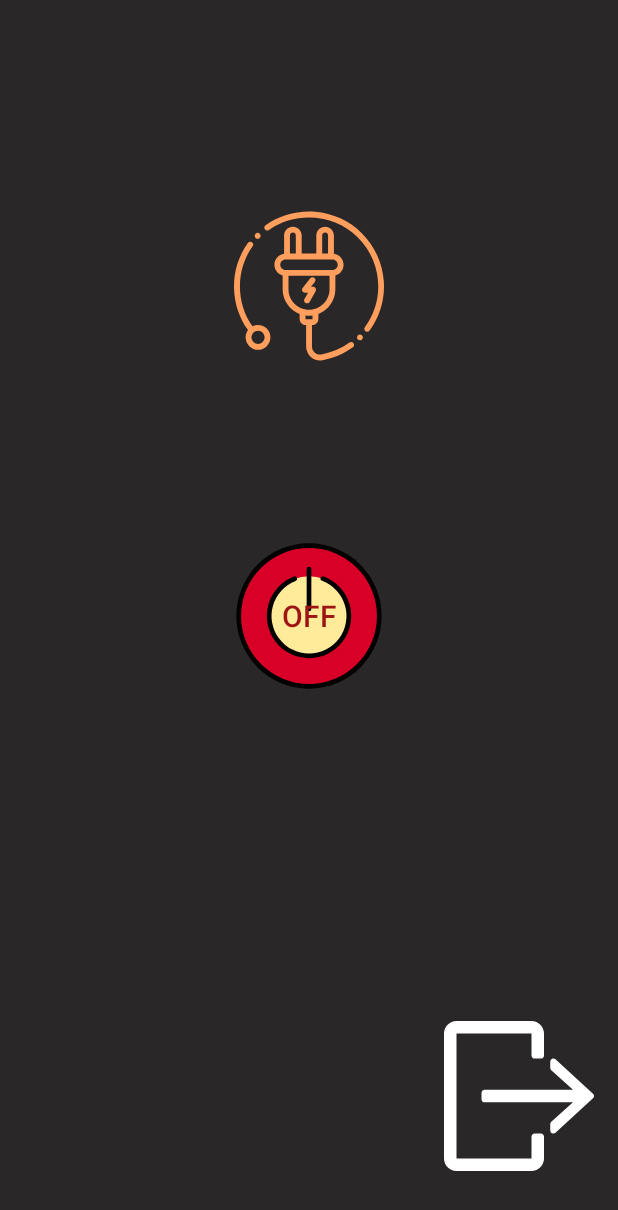
After one commit to hacickn/Smart-Home-Bilkent-G2C, an Android app: the Electricity screen opened directly, with no data from a screen before it, on a phone screen of 412 x 824 dp. The commit adds this screen. Shown: the top 1210 px of the screen. Run offline under Robolectric (Android 15) with nearby library versions, the phone set to English and light mode, and no system bars; 1 statement that could not run was skipped.

Commit message:
electricity add
electricity added

```diff
--- /dev/null
+++ b/androidApp/smarthome_v2/app/src/main/java/com/example/smarthome_v2/Electricity.java
@@ -0,0 +1,75 @@
+package com.example.smarthome_v2;
+
+import androidx.annotation.RequiresApi;
+import androidx.appcompat.app.AppCompatActivity;
+
+import android.content.Intent;
+import android.os.Build;
+import android.os.Bundle;
+import android.view.View;
+import android.widget.ImageButton;
+import android.widget.ImageView;
+import android.widget.ToggleButton;
+
+import java.util.Objects;
+
+public class Electricity extends AppCompatActivity {
+    public ImageButton exit;
+    public ToggleButton elec_controller;
+    private ImageView light_one;
+    private ImageView light_two;
+    private ImageView light_three;
+
+
+
+
+
+    @RequiresApi(api = Build.VERSION_CODES.KITKAT)
+    protected void onCreate(Bundle savedInstanceState) {
+        super.onCreate(savedInstanceState);
+        setContentView(R.layout.electricity_screen);
+
+
+
+        exit=findViewById(R.id.exit_elec);
+        exit.setOnClickListener(new View.OnClickListener() {
+            @Override
+            public void onClick(View v) {
+                Intent main = new Intent(Electricity.this,main_screen.class);
+                startActivity(main);
+            }
+        });
+
+        light_one = findViewById(R.id.light1);
+        elec_controller = (ToggleButton) findViewById(R.id.elec_control);
+        boolean condition = Objects.requireNonNull(getIntent().getExtras()).getBoolean("elecCondition");
+        elec_controller.setChecked(condition);
+
+        light_two = findViewById(R.id.light2);
+        light_three = findViewById(R.id.light3);
+        if(!condition) {
+            light_one.setVisibility(View.INVISIBLE);
+            light_two.setVisibility(View.INVISIBLE);
+            light_three.setVisibility(View.INVISIBLE);
+        }
+
+        elec_controller.setOnClickListener(new View.OnClickListener() {
+            @Override
+            public void onClick(View v) {
+                boolean on = ((ToggleButton) v).isChecked();
+                if (on) {
+                    // ON durumunda yapılacaklar
+                    light_one.setVisibility(View.VISIBLE);
+                    light_two.setVisibility(View.VISIBLE);
+                    light_three.setVisibility(View.VISIBLE);
+                } else {
+                    // OFF durumunda yapılacaklar
+                    light_one.setVisibility(View.INVISIBLE);
+                    light_two.setVisibility(View.INVISIBLE);
+                    light_three.setVisibility(View.INVISIBLE);
+                }
+            }
+        });
+
+    }
+}
--- a/androidApp/smarthome_v2/app/src/main/java/com/example/smarthome_v2/main_screen.java
+++ b/androidApp/smarthome_v2/app/src/main/java/com/example/smarthome_v2/main_screen.java
@@ -14,8 +14,8 @@ import com.example.smarthome_v2.settings.Settings;
 public class main_screen extends AppCompatActivity {
     public ToggleButton gas_control;
     public ToggleButton electricity_control;
-    public boolean gasOnOff;
-    private ImageButton weather, settings;
+    public boolean gasOnOff,elecOnOff;
+    private ImageButton weather, settings,elec;
 
 
     protected void onCreate(Bundle savedInstanceState) {
@@ -65,5 +65,20 @@ public class main_screen extends AppCompatActivity {
             }
         });
 
+        elec = findViewById(R.id.electricity);
+        elec.setOnClickListener(new View.OnClickListener() {
+            @Override
+            public void onClick(View v) {
+                Intent main = new Intent(main_screen.this,Electricity.class);
+                startActivity(main);
+                electricity_control = findViewById(R.id.electricity_control);
+                elecOnOff = electricity_control.isChecked();
+                Intent i = new Intent(getApplicationContext(), Electricity.class);
+
+                i.putExtra("elecCondition",elecOnOff);
+                startActivity(i);
+            }
+        });
+
     }
 }
--- /dev/null
+++ b/androidApp/smarthome_v2/app/src/main/res/drawable/ic_eleclight.xml
@@ -0,0 +1,8 @@
+<vector android:height="100dp" android:viewportHeight="512"
+    android:viewportWidth="512" android:width="100dp" xmlns:android="http://schemas.android.com/apk/res/android">
+    <path android:fillColor="#FF9E5D" android:pathData="m190.36,22.514 l-90.575,256.326c-6.7,18.962 7.366,38.85 27.476,38.85h106.24l-34.26,163.276c-4.253,20.268 21.903,32.258 34.483,15.808l162.487,-212.485c14.663,-19.175 0.991,-46.843 -23.149,-46.843h-85.141l122.512,-195.478c9.396,-14.991 -1.381,-34.463 -19.073,-34.463h-179.776c-9.541,-0.001 -18.045,6.014 -21.224,15.009z"/>
+    <path android:fillColor="#FF9E5D" android:pathData="m232.001,498.766c-13.08,13.4 -36.819,1.59 -32.759,-17.8l34.259,-163.276h10.099c8.97,0 15.669,8.251 13.827,17.029l-30.686,146.247c-1.54,7.34 0.91,13.6 5.26,17.8z"/>
+    <path android:fillColor="#FF9E5D" android:pathData="m273.821,7.506c-9.54,0 -18.05,6.01 -21.23,15.01l-90.578,256.324c-6.7,18.96 7.37,38.849 27.479,38.849h-62.229c-20.109,0 -34.179,-19.89 -27.479,-38.849l90.578,-256.324c3.18,-9 11.68,-15.01 21.219,-15.01h62.24z"/>
+    <path android:fillColor="#FF9E5D" android:pathData="m218.516,512c-3.823,0 -7.72,-0.832 -11.473,-2.553 -11.7,-5.363 -17.785,-17.428 -15.143,-30.023l11.58,-55.17c0.851,-4.054 4.831,-6.65 8.88,-5.799 4.054,0.851 6.65,4.827 5.799,8.88l-11.579,55.169c-1.443,6.881 2.521,11.386 6.713,13.307 4.193,1.922 10.194,1.984 14.469,-3.604l162.488,-212.477c5.113,-6.689 5.938,-15.189 2.208,-22.735 -3.729,-7.545 -10.982,-12.049 -19.401,-12.049h-85.137c-2.728,0 -5.241,-1.481 -6.562,-3.868s-1.242,-5.303 0.207,-7.614l77.209,-123.199c2.2,-3.509 6.827,-4.573 10.338,-2.372 3.51,2.2 4.572,6.828 2.372,10.338l-70.013,111.716h71.588c14.04,0 26.627,7.818 32.847,20.402 6.221,12.586 4.789,27.335 -3.739,38.492l-162.489,212.479c-5.311,6.945 -13.066,10.68 -21.162,10.68z"/>
+    <path android:fillColor="#FF9E5D" android:pathData="m216.989,403.926c-0.511,0 -1.028,-0.052 -1.548,-0.161 -4.054,-0.85 -6.651,-4.826 -5.8,-8.88l14.623,-69.699h-97.002c-12.053,0 -22.958,-5.644 -29.918,-15.486 -6.959,-9.84 -8.648,-22 -4.633,-33.362l90.579,-256.327c4.234,-11.97 15.603,-20.011 28.291,-20.011h179.778c11.077,0 20.892,5.788 26.257,15.483 5.364,9.695 5.053,21.086 -0.832,30.471l-29.619,47.258c-2.199,3.51 -6.827,4.573 -10.338,2.372 -3.51,-2.2 -4.572,-6.828 -2.372,-10.338l29.62,-47.259c2.944,-4.695 3.099,-10.392 0.416,-15.242s-7.592,-7.745 -13.131,-7.745h-179.779c-6.345,0 -12.031,4.023 -14.149,10.011l-90.578,256.324c-2.371,6.71 -1.373,13.891 2.737,19.703 4.111,5.813 10.552,9.147 17.671,9.147h106.239c2.259,0 4.398,1.019 5.822,2.772 1.424,1.754 1.982,4.056 1.518,6.267l-16.52,78.739c-0.742,3.536 -3.859,5.963 -7.332,5.963z"/>
+</vector>
--- /dev/null
+++ b/androidApp/smarthome_v2/app/src/main/res/layout/electricity_screen.xml
@@ -0,0 +1,84 @@
+<?xml version="1.0" encoding="utf-8"?>
+<androidx.constraintlayout.widget.ConstraintLayout xmlns:android="http://schemas.android.com/apk/res/android"
+    xmlns:app="http://schemas.android.com/apk/res-auto"
+    xmlns:tools="http://schemas.android.com/tools"
+    android:layout_width="match_parent"
+    android:layout_height="match_parent"
+    tools:context=".Electricity"
+    android:background="@color/grey">
+
+    <ImageView
+        android:id="@+id/mainelectiricity"
+        android:layout_width="wrap_content"
+        android:layout_height="wrap_content"
+        android:layout_marginTop="35dp"
+        android:background="@drawable/ic_electricity"
+        app:layout_constraintEnd_toEndOf="parent"
+        app:layout_constraintHorizontal_bias="0.5"
+        app:layout_constraintStart_toStartOf="parent"
+        app:layout_constraintTop_toBottomOf="@+id/light1" />
+
+    <ImageButton
+        android:id="@+id/exit_elec"
+
+        android:layout_width="wrap_content"
+        android:layout_height="wrap_content"
+        android:layout_marginEnd="16dp"
+        android:layout_marginRight="16dp"
+        android:layout_marginBottom="43dp"
+        android:background="@drawable/ic_exit"
+        app:layout_constraintBottom_toBottomOf="parent"
+        app:layout_constraintEnd_toEndOf="parent" />
+
+    <ToggleButton
+        android:id="@+id/elec_control"
+
+        android:layout_width="100dp"
+        android:layout_height="100dp"
+        android:layout_marginTop="120dp"
+        android:background="@drawable/toggle_switch"
+        android:text="ToggleButton"
+        android:textColor="@drawable/toggle_colour"
+        android:textSize="20dp"
+        app:layout_constraintEnd_toEndOf="parent"
+        app:layout_constraintHorizontal_bias="0.5"
+        app:layout_constraintStart_toStartOf="parent"
+        app:layout_constraintTop_toBottomOf="@+id/mainelectiricity" />
+
+    <ImageView
+        android:id="@+id/light1"
+
+        android:layout_width="70dp"
+        android:layout_height="70dp"
+        android:layout_marginTop="35dp"
+        android:background="@drawable/ic_eleclight"
+        app:layout_constraintEnd_toEndOf="parent"
+        app:layout_constraintHorizontal_bias="0.498"
+        app:layout_constraintStart_toStartOf="parent"
+        app:layout_constraintTop_toTopOf="parent" />
+
+    <ImageView
+        android:id="@+id/light2"
+
+        android:layout_width="50dp"
+        android:layout_height="50dp"
+        android:layout_marginTop="175dp"
+        android:background="@drawable/ic_eleclight"
+        app:layout_constraintEnd_toEndOf="parent"
+        app:layout_constraintHorizontal_bias="0.5"
+        app:layout_constraintStart_toEndOf="@+id/mainelectiricity"
+        app:layout_constraintTop_toTopOf="parent" />
+
+    <ImageView
+        android:id="@+id/light3"
+
+        android:layout_width="50dp"
+        android:layout_height="50dp"
+        android:layout_marginTop="175dp"
+        android:background="@drawable/ic_eleclight"
+        app:layout_constraintEnd_toStartOf="@+id/mainelectiricity"
+        app:layout_constraintHorizontal_bias="0.5"
+        app:layout_constraintStart_toStartOf="parent"
+        app:layout_constraintTop_toTopOf="parent" />
+
+</androidx.constraintlayout.widget.ConstraintLayout>
--- a/androidApp/smarthome_v2/app/src/main/res/layout/main_screen.xml
+++ b/androidApp/smarthome_v2/app/src/main/res/layout/main_screen.xml
@@ -104,7 +104,7 @@
         app:layout_constraintTop_toBottomOf="@+id/electricity" />
 
     <ToggleButton
-        android:id="@+id/toggleButton4"
+        android:id="@+id/electricity_control"
         android:layout_width="50dp"
         android:layout_height="50dp"
         android:layout_marginTop="30dp"
@@ -140,7 +140,7 @@
         android:textColor="@drawable/toggle_colour"
         android:textSize="11dp"
         app:layout_constraintEnd_toStartOf="@+id/electricity"
-        app:layout_constraintTop_toBottomOf="@+id/toggleButton4" />
+        app:layout_constraintTop_toBottomOf="@+id/electricity_control" />
 
     <ImageButton
         android:id="@+id/imageButton6"
```
Also changed, not shown: androidApp/smarthome_v2/app/src/main/AndroidManifest.xml (+26 -20 lines), 1 other file.
